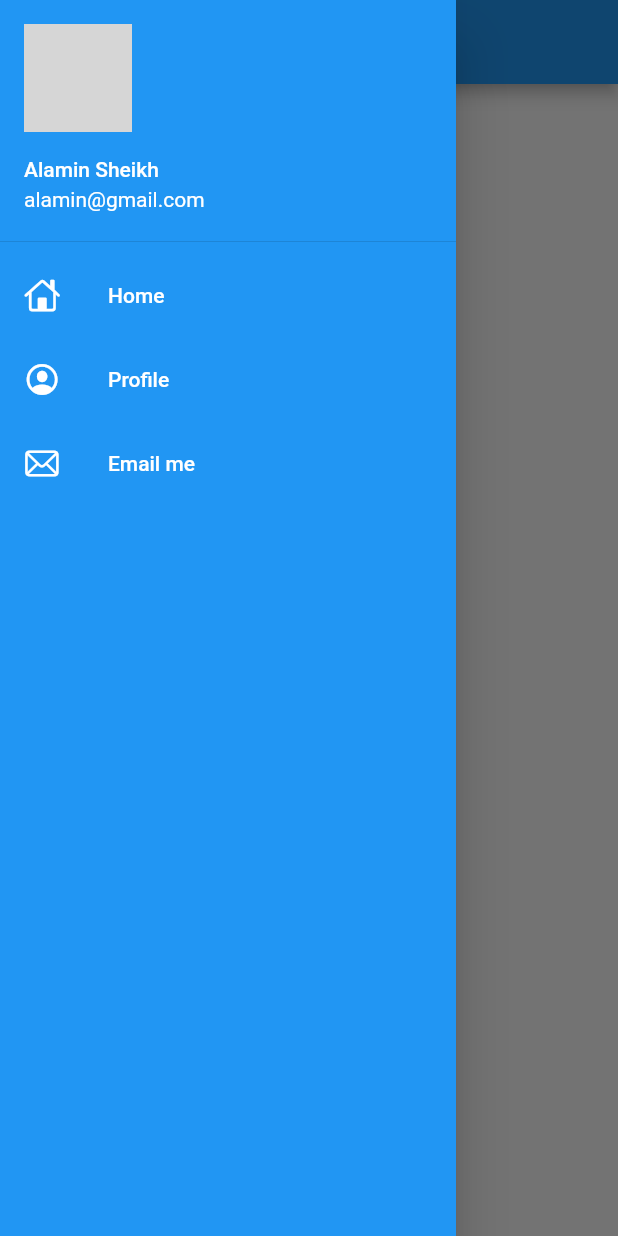
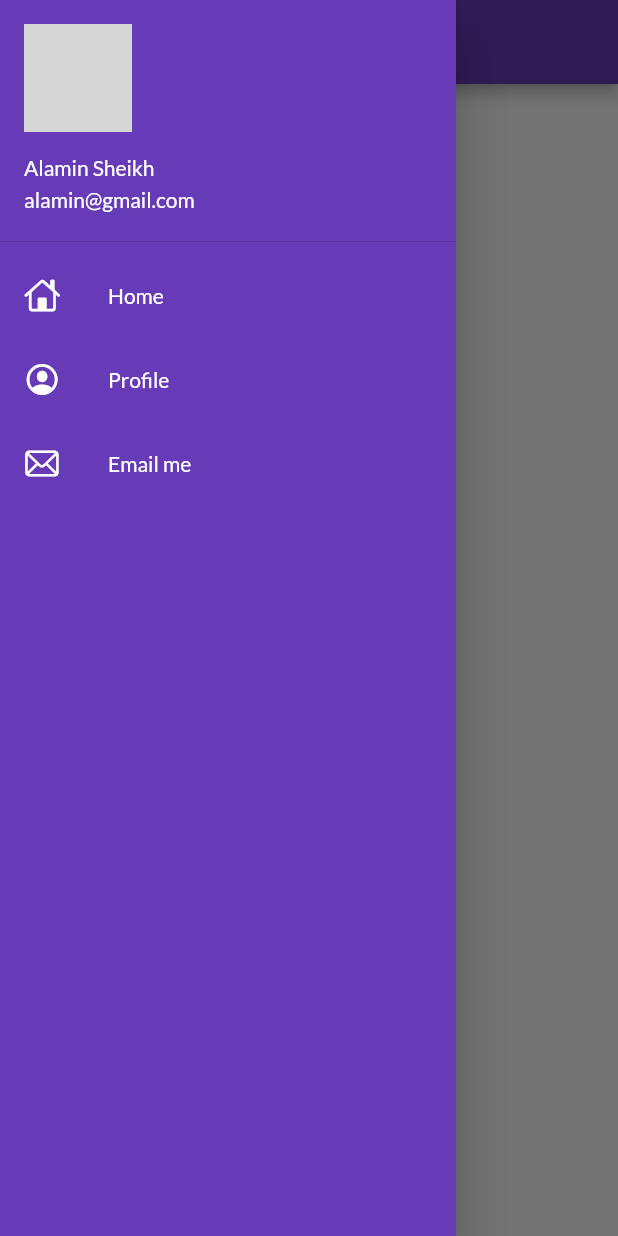
Before and after one commit to alaminsheikh01/30-days-flutter, a Flutter app: the screen it shows after launch, with the side drawer open, on a phone screen of 412 x 824 dp. Run offline on Flutter 3.47's test engine with Material 2 defaults, Android fonts, the phone set to English and light mode, and no system bars; our stand-ins replace google_fonts; network calls fail; grey boxes are pictures that could not be loaded.

Commit message:
bug fixed

```diff
--- a/lib/main.dart
+++ b/lib/main.dart
@@ -1,5 +1,4 @@
 import 'package:flutter/material.dart';
-import 'package:google_fonts/google_fonts.dart';
 
 import 'pages/home_page.dart';
 import 'pages/login_page.dart';
@@ -13,16 +12,7 @@ class MyApp extends StatelessWidget {
   @override
   Widget build(BuildContext context) {
     return MaterialApp(
-      // home: HomePage(),
       debugShowCheckedModeBanner: false,
-      themeMode: ThemeMode.light,
-      theme: ThemeData(
-        primarySwatch: Colors.deepPurple,
-        fontFamily: GoogleFonts.lato().fontFamily,
-      ),
-      darkTheme: ThemeData(
-        brightness: Brightness.dark,
-      ),
       initialRoute: '/home',
       routes: {
         MyRoutes.homeRoute: (context) => HomePage(),
--- a/lib/pages/home_page.dart
+++ b/lib/pages/home_page.dart
@@ -1,5 +1,6 @@
 import 'package:flutter/material.dart';
 import 'package:practice_from_youtube/widgets/drawer.dart';
+import 'package:google_fonts/google_fonts.dart';
 
 class HomePage extends StatelessWidget {
   int a = 20;
@@ -7,6 +8,15 @@ class HomePage extends StatelessWidget {
   @override
   Widget build(BuildContext context) {
     return MaterialApp(
+      debugShowCheckedModeBanner: false,
+      themeMode: ThemeMode.light,
+      theme: ThemeData(
+        primarySwatch: Colors.deepPurple,
+        fontFamily: GoogleFonts.lato().fontFamily,
+      ),
+      darkTheme: ThemeData(
+        brightness: Brightness.dark,
+      ),
       home: Scaffold(
         appBar: AppBar(
           title: Text("Catelog App"),
--- a/lib/widgets/drawer.dart
+++ b/lib/widgets/drawer.dart
@@ -8,7 +8,7 @@ class MyDrawer extends StatelessWidget {
         "https://yodafiles.s3-ap-southeast-1.amazonaws.com/uploads/profile_images/thumbs/20190324_181434_5c9774f698ea8.jpg";
     return Drawer(
       child: Container(
-        color: Colors.blue,
+        color: Colors.deepPurple,
         child: ListView(
           padding: EdgeInsets.zero,
           children: [
```
